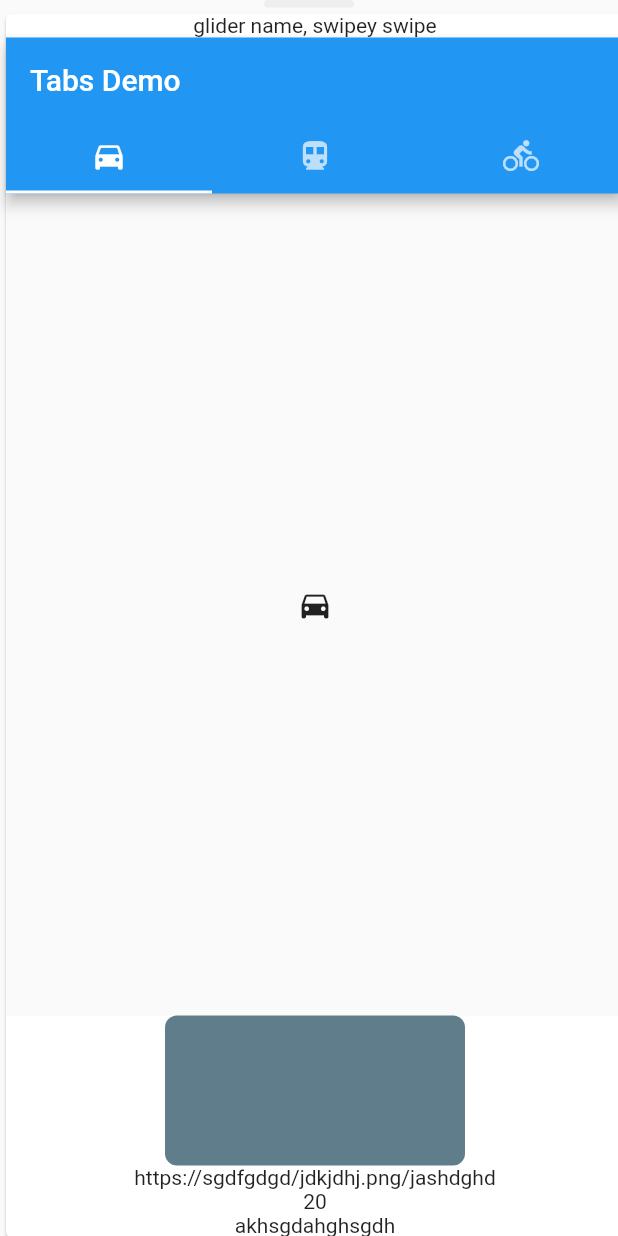
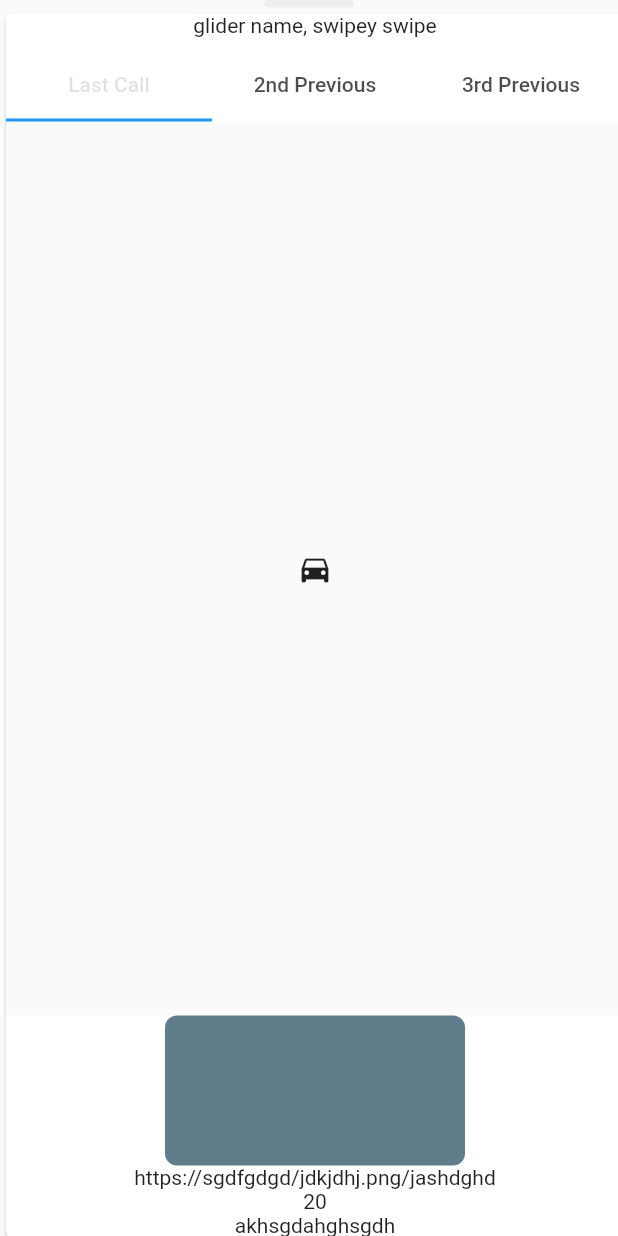
Before and after one commit to Senior-Design-Capstone/app_dev, a Flutter app: the DetailsSheet widget shown alone on an empty page, opened directly, on a phone screen of 412 x 824 dp. Run offline on Flutter 3.47's test engine with Material 2 defaults, Android fonts, the phone set to English and light mode, and no system bars; our stand-ins replace google_maps_flutter.

Commit message:
kinda janky defaulttabcontroller

```diff
--- a/lib/details-screen.dart
+++ b/lib/details-screen.dart
@@ -120,7 +120,7 @@ class _DetailsSheetState extends State<DetailsSheet> {
                     children: <Widget>[
                       Text('glider name, swipey swipe'),
                       Expanded(
-                        child: PeriodTabs(),
+                        child: CallTabs(),
                       ),
                       DataTable(),
                       Text('https://sgdfgdgd/jdkjdhj.png/jashdghd'),
@@ -162,27 +162,40 @@ class _DataTableState extends State<DataTable> {
   }
 }
 
-class PeriodTabs extends StatefulWidget {
+class CallTabs extends StatefulWidget {
   @override
-  _PeriodTabsState createState() => _PeriodTabsState();
+  _CallTabsState createState() => _CallTabsState();
 }
 
-class _PeriodTabsState extends State<PeriodTabs> with TickerProviderStateMixin {
+class _CallTabsState extends State<CallTabs> with TickerProviderStateMixin {
   @override
   Widget build(BuildContext context) {
     return MaterialApp(
       home: DefaultTabController(
         length: 3,
         child: Scaffold(
-          appBar: AppBar(
-            bottom: TabBar(
-              tabs: [
-                Tab(icon: Icon(Icons.directions_car)),
-                Tab(icon: Icon(Icons.directions_transit)),
-                Tab(icon: Icon(Icons.directions_bike)),
-              ],
+          appBar: PreferredSize(
+            preferredSize: Size.fromHeight(kToolbarHeight),
+            child: Container(
+              color: Colors.white,
+              child: SafeArea(
+                child: Column(
+                  children: <Widget>[
+                    Expanded(
+                      child: Container(),
+                    ),
+                    TabBar(
+                      tabs: [
+                        Tab(text: 'Last Call'),
+                        Tab(text: '2nd Previous'),
+                        Tab(text: '3rd Previous'),
+                      ],
+                      labelColor: Colors.black12,
+                    ),
+                  ],
+                ),
+              ),
             ),
-            title: Text('Tabs Demo'),
           ),
           body: TabBarView(
             children: [
@@ -197,59 +210,36 @@ class _PeriodTabsState extends State<PeriodTabs> with TickerProviderStateMixin {
   }
 }
 
-// class PeriodTabs extends StatefulWidget {
-//   @override
-//   _PeriodTabsState createState() => _PeriodTabsState();
-// }
-
-// class _PeriodTabsState extends State<PeriodTabs> with TickerProviderStateMixin {
-//   TabController _tabController;
-
-//   @override
-//   void initState() {
-//     super.initState();
-//     _tabController = new TabController(length: 3, vsync: this);
-//   }
-
+// class _CallTabsState extends State<CallTabs> with TickerProviderStateMixin {
 //   @override
 //   Widget build(BuildContext context) {
-//     return Scaffold(
-//       body: ListView(
-//         children: <Widget>[
-//           Container(
-//             decoration: BoxDecoration(color: Colors.blue),
-//             child: TabBar(
-//               controller: _tabController,
+//     return MaterialApp(
+//       home: DefaultTabController(
+//         length: 3,
+//         child: Scaffold(
+//           appBar: AppBar(
+//             bottom: TabBar(
 //               tabs: [
 //                 Tab(
-//                   text: 'session',
+//                   text: 'Last Call',
 //                 ),
 //                 Tab(
-//                   text: '2 hrs',
+//                   text: '2nd Previous',
 //                 ),
 //                 Tab(
-//                   text: '8hrs',
+//                   text: '3rd Previous',
 //                 ),
 //               ],
 //             ),
 //           ),
-//           Expanded(
-//             child: TabBarView(
-//               controller: _tabController,
-//               children: <Widget>[
-//                 Card(
-//                   child: Text('session text'),
-//                 ),
-//                 Card(
-//                   child: Text('2 hrs text'),
-//                 ),
-//                 Card(
-//                   child: Text('8 hrs text'),
-//                 ),
-//               ],
-//             ),
+//           body: TabBarView(
+//             children: [
+//               Icon(Icons.directions_car),
+//               Icon(Icons.directions_transit),
+//               Icon(Icons.directions_bike),
+//             ],
 //           ),
-//         ],
+//         ),
 //       ),
 //     );
 //   }
```
Also changed, not shown: lib/tab-bar-attemp.dart (added, +60 -0 lines), lib/test.dart (deleted).
